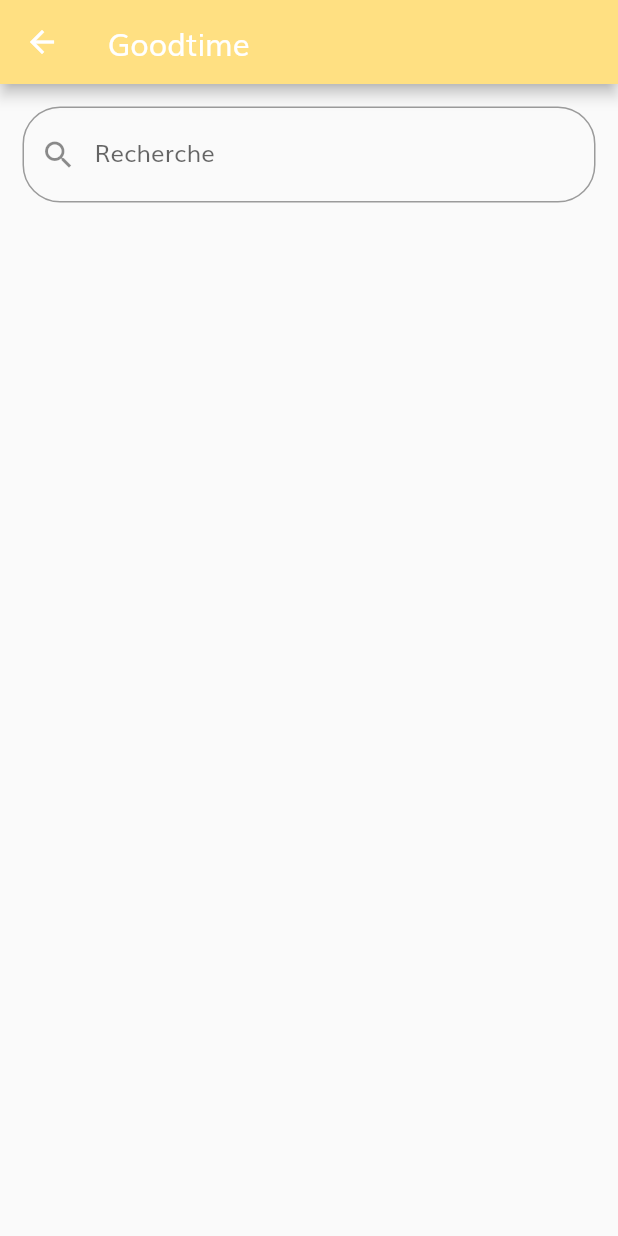
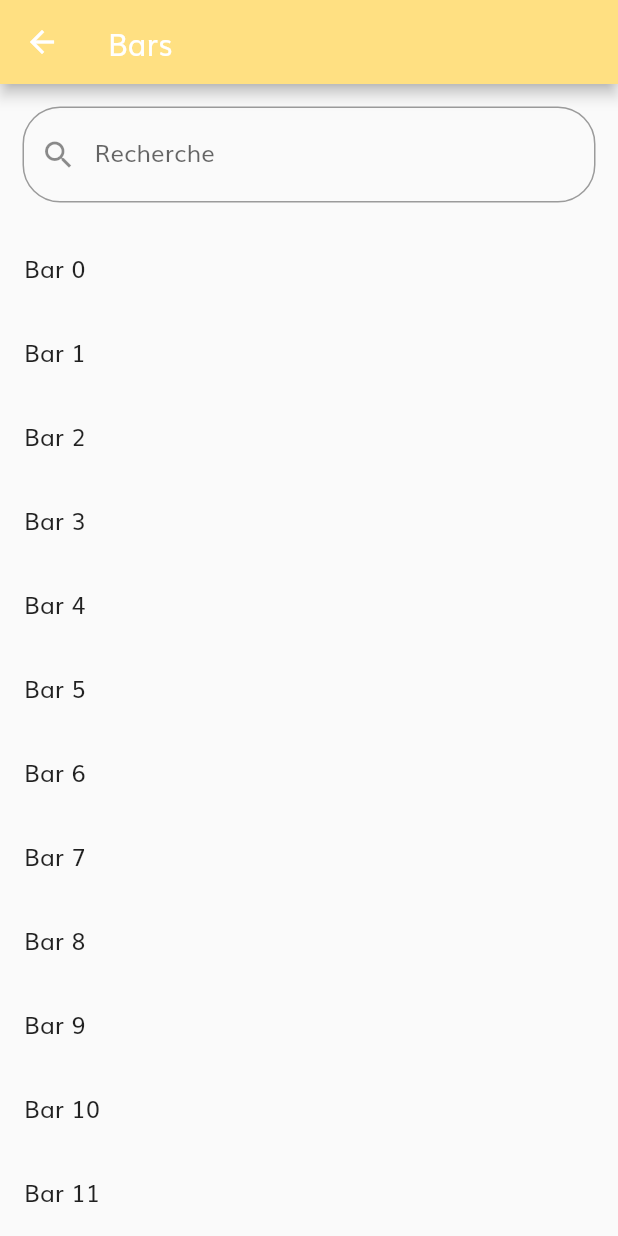
Before and after one commit to A2lam/goodtime, a Flutter app: the BarRoute screen opened directly, on a phone screen of 412 x 824 dp. Run offline on Flutter 3.47's test engine with Material 2 defaults, Android fonts, the light colour scheme and no system bars; our stand-ins replace firebase_auth; accounts and stored records are empty.

Commit message:
Bar : First version of the page with search

```diff
--- a/lib/routes/BarRoute.dart
+++ b/lib/routes/BarRoute.dart
@@ -1,7 +1,11 @@
 import 'package:flutter/material.dart';
+import 'package:goodtime/models/Bar.dart';
+import 'package:goodtime/services/BarService.dart';
 
 class BarRoute extends StatefulWidget {
   BarRoute({ Key key }) : super(key: key);
+
+  BarService _barService = new BarService();
 
   @override
   State<StatefulWidget> createState() => new _BarRouteState();
@@ -9,13 +13,46 @@
 
 class _BarRouteState extends State<BarRoute> {
   TextEditingController editingController = TextEditingController();
+  List<Bar> _barList;
+
+  @override
+  void initState() {
+    _barList = widget._barService.getAll();
+    super.initState();
+  }
+
+  void filterSearchResults(String query) {
+    List<Bar> duplicatedBarList = [];
+    duplicatedBarList.addAll(_barList);
+
+    if (query.isNotEmpty) {
+      List<Bar> barSearchList = [];
+
+      duplicatedBarList.forEach((bar) {
+        if (bar.name.contains(query)) {
+          barSearchList.add(bar);
+        }
+      });
+
+      setState(() {
+        _barList.clear();
+        _barList.addAll(barSearchList);
+      });
+    }
+    else {
+      setState(() {
+        _barList.clear();
+        _barList.addAll(duplicatedBarList);
+      });
+    }
+  }
 
   Widget _showSearchBar() {
     return new Padding(
       padding: const EdgeInsets.all(15.0),
       child: TextField(
         onChanged: (value) {
-
+          filterSearchResults(value);
         },
         controller: editingController,
         decoration: InputDecoration(
@@ -30,15 +67,24 @@
     );
   }
 
-  //Widget _showBarList() {
-
-  //}
+  Widget _showBarList() {
+    return new Expanded(
+        child: ListView.builder(
+          itemCount: _barList.length,
+          itemBuilder: (context, index) {
+            return ListTile(
+              title: Text('${_barList[index].name}'),
+            );
+          },
+        )
+    );
+  }
 
   Widget _showBody() {
     return new Column(
       children: <Widget>[
         _showSearchBar(),
-        //_showBarList(),
+        _showBarList(),
       ],
     );
   }
@@ -47,7 +93,7 @@
   Widget build(BuildContext context) {
     return new Scaffold(
       appBar: new AppBar(
-        title: new Text('Goodtime'),
+        title: new Text('Bars'),
         backgroundColor: Colors.amber[200],
       ),
       body: Container(
```
